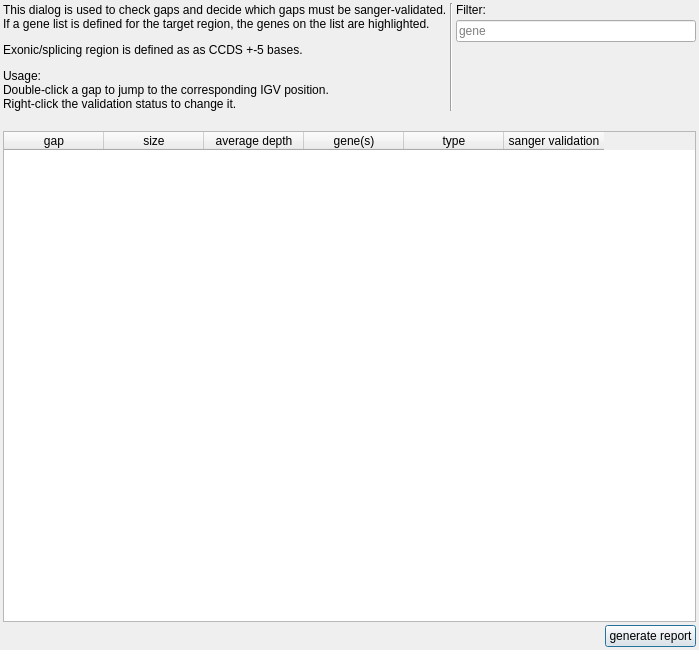
First picture: the form in src/GSvar/GapDialog.ui, repository imgag/ngs-bits, before the edit.
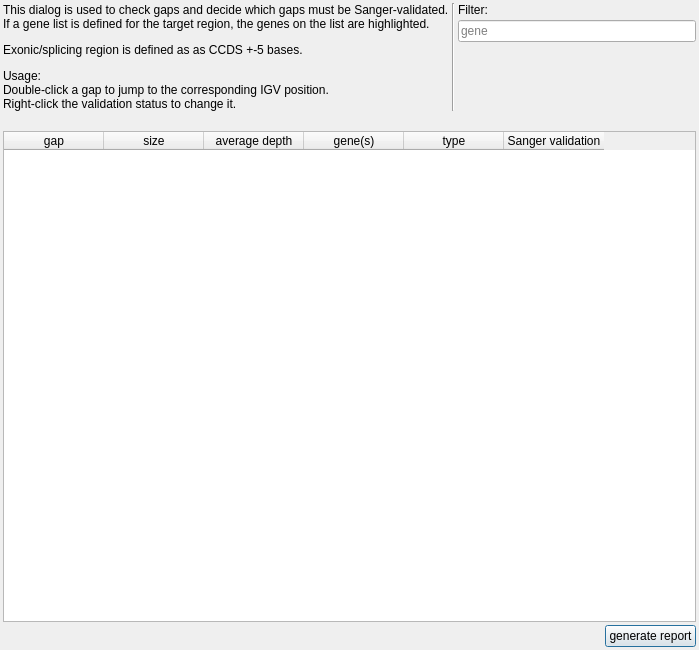
Second picture: the form after the edit.

Commit message: GSvar: fixed typos.

Diff of the .ui file:
```diff
--- a/src/GSvar/GapDialog.ui
+++ b/src/GSvar/GapDialog.ui
@@ -34,7 +34,7 @@
      <item>
       <widget class="QLabel" name="label">
        <property name="text">
-        <string>&lt;html&gt;&lt;head/&gt;&lt;body&gt;&lt;p&gt;This dialog is used to check gaps and decide which gaps must be sanger-validated.&lt;br/&gt;If a gene list is defined for the target region, the genes on the list are highlighted.&lt;/p&gt;&lt;p&gt;Exonic/splicing region is defined as as CCDS +-5 bases.&lt;/p&gt;&lt;p&gt;Usage:&lt;br/&gt;Double-click a gap to jump to the corresponding IGV position.&lt;br/&gt;Right-click the validation status to change it.&lt;/p&gt;&lt;/body&gt;&lt;/html&gt;</string>
+        <string>&lt;html&gt;&lt;head/&gt;&lt;body&gt;&lt;p&gt;This dialog is used to check gaps and decide which gaps must be Sanger-validated.&lt;br/&gt;If a gene list is defined for the target region, the genes on the list are highlighted.&lt;/p&gt;&lt;p&gt;Exonic/splicing region is defined as as CCDS +-5 bases.&lt;/p&gt;&lt;p&gt;Usage:&lt;br/&gt;Double-click a gap to jump to the corresponding IGV position.&lt;br/&gt;Right-click the validation status to change it.&lt;/p&gt;&lt;/body&gt;&lt;/html&gt;</string>
        </property>
       </widget>
      </item>
@@ -144,7 +144,7 @@
      </column>
      <column>
       <property name="text">
-       <string>sanger validation</string>
+       <string>Sanger validation</string>
       </property>
      </column>
     </widget>
```
The commit also changes 2 other files.
